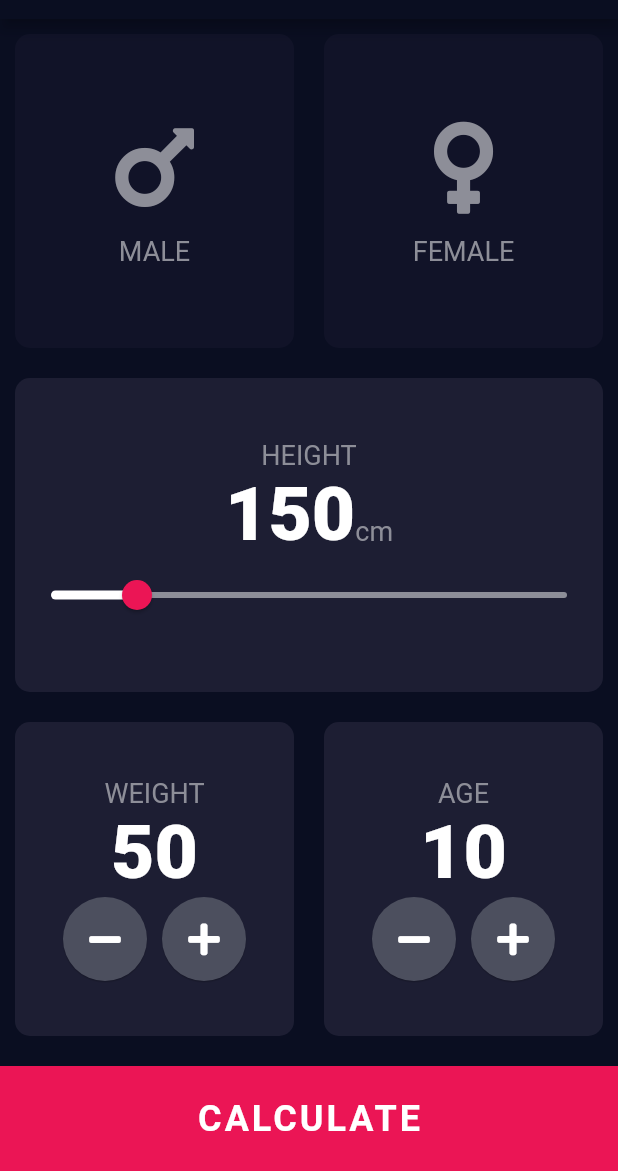
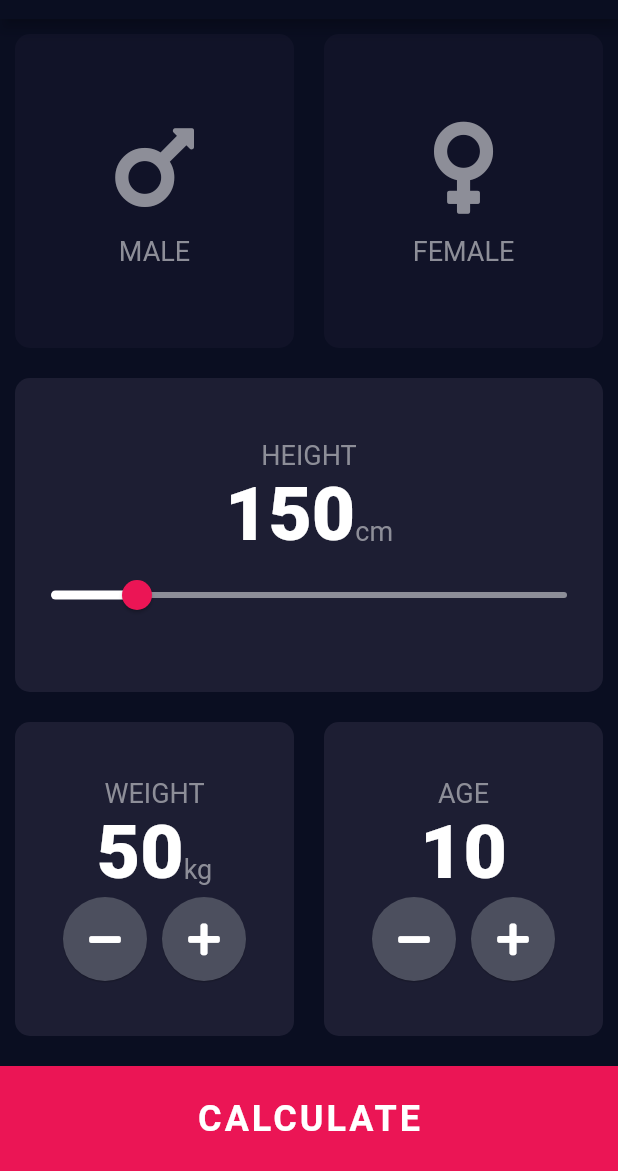
Before and after one commit to nonicalx/bmi-calculator-flutter, a Flutter app: the screen it shows after launch, on a phone screen of 412 x 824 dp, the part 65-1236 px from its top. Run offline on Flutter 3.47's test engine with Material 2 defaults, Android fonts, the phone set to English and light mode, and no system bars; our stand-ins replace font_awesome_flutter.

Commit message:
updated design, added weight unit(kg)

```diff
--- a/lib/inputPage.dart
+++ b/lib/inputPage.dart
@@ -139,7 +139,15 @@ class _InputPageState extends State<InputPage> {
                       mainAxisAlignment: MainAxisAlignment.center,
                       children: <Widget>[
                         Text('WEIGHT', style: kLabelTxtStyle),
-                        Text('$weight', style: kNumberTxtStyle),
+                        Row(
+                          mainAxisAlignment: MainAxisAlignment.center,
+                          textBaseline: TextBaseline.alphabetic,
+                          crossAxisAlignment: CrossAxisAlignment.baseline,
+                          children: <Widget>[
+                            Text('$weight', style: kNumberTxtStyle),
+                            Text('kg', style: kLabelTxtStyle)
+                          ],
+                        ),
                         Row(
                             mainAxisAlignment: MainAxisAlignment.center,
                             children: <Widget>[
```
